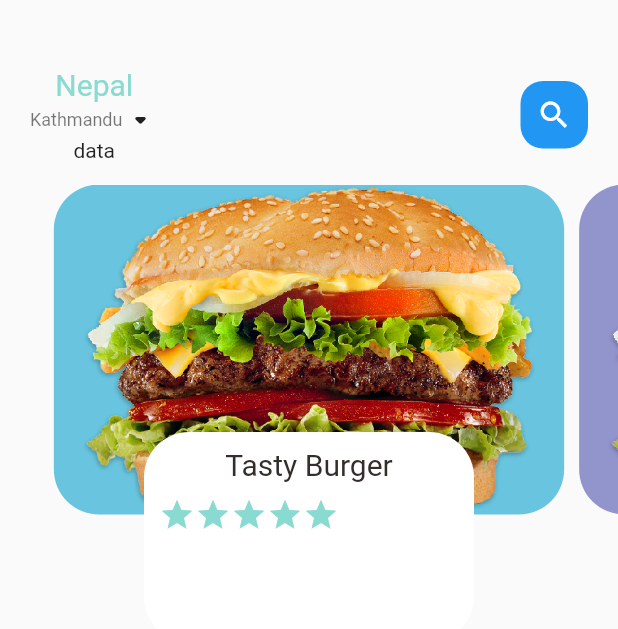
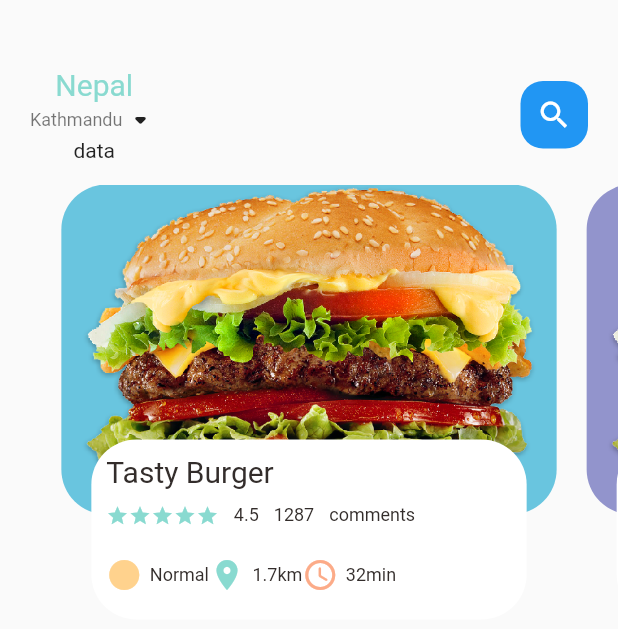
Before and after one commit to samitshrestha29/food-delivery-app, a Flutter app: the screen it shows after launch, on a phone screen of 412 x 824 dp. Shown: the top 629 px of the screen. Run offline on Flutter 3.47's test engine with Material 2 defaults, Android fonts, the phone set to English and light mode, and no system bars.

Commit message:
added icon and text widget

```diff
--- a/lib/home/food_page_body.dart
+++ b/lib/home/food_page_body.dart
@@ -1,6 +1,8 @@
 import 'package:flutter/material.dart';
 import 'package:food_delivery/utils/colors.dart';
 import 'package:food_delivery/widgets/big_text.dart';
+import 'package:food_delivery/widgets/icon_and_text_widget.dart';
+import 'package:food_delivery/widgets/small_text.dart';
 
 class FoodPageBody extends StatefulWidget {
   const FoodPageBody({super.key});
@@ -28,7 +30,7 @@ class _FoodPageBodyState extends State<FoodPageBody> {
       children: [
         Container(
           height: 220,
-          margin: const EdgeInsets.only(left: 5, right: 5),
+          margin: const EdgeInsets.only(left: 10, right: 10),
           decoration: BoxDecoration(
               borderRadius: BorderRadius.circular(30),
               color: index.isEven
@@ -42,9 +44,8 @@ class _FoodPageBodyState extends State<FoodPageBody> {
         Align(
           alignment: Alignment.bottomCenter,
           child: Container(
-              height: 140,
-              width: 220,
-              margin: const EdgeInsets.only(left: 30, right: 30, bottom: 15),
+              height: 120,
+              margin: const EdgeInsets.only(left: 30, right: 30, bottom: 30),
               decoration: BoxDecoration(
                 borderRadius: BorderRadius.circular(30),
                 color: Colors.white,
@@ -56,6 +57,7 @@ class _FoodPageBodyState extends State<FoodPageBody> {
                   right: 10,
                 ),
                 child: Column(
+                  crossAxisAlignment: CrossAxisAlignment.start,
                   children: [
                     BigText(text: "Tasty Burger"),
                     const SizedBox(height: 10),
@@ -67,9 +69,33 @@ class _FoodPageBodyState extends State<FoodPageBody> {
                             (index) => const Icon(
                               Icons.star,
                               color: AppColors.mainColor,
+                              size: 15,
                             ),
                           ),
                         ),
+                        const SizedBox(width: 10),
+                        SmallText(text: "4.5"),
+                        const SizedBox(width: 10),
+                        SmallText(text: "1287"),
+                        const SizedBox(width: 10),
+                        SmallText(text: "comments")
+                      ],
+                    ),
+                    const SizedBox(height: 20),
+                    Row(
+                      children: const [
+                        IconAndTextWidget(
+                            icon: Icons.circle_sharp,
+                            text: "Normal",
+                            iconColor: AppColors.iconColor1),
+                        IconAndTextWidget(
+                            icon: Icons.location_on,
+                            text: "1.7km",
+                            iconColor: AppColors.mainColor),
+                        IconAndTextWidget(
+                            icon: Icons.access_time_rounded,
+                            text: "32min",
+                            iconColor: AppColors.iconColor2),
                       ],
                     )
                   ],
--- /dev/null
+++ b/lib/widgets/icon_and_text_widget.dart
@@ -0,0 +1,33 @@
+// ignore_for_file: public_member_api_docs, sort_constructors_first
+import 'package:flutter/material.dart';
+import 'package:food_delivery/widgets/small_text.dart';
+
+class IconAndTextWidget extends StatelessWidget {
+  final IconData icon;
+  final String text;
+  final Color iconColor;
+  const IconAndTextWidget({
+    Key? key,
+    required this.icon,
+    required this.text,
+    required this.iconColor,
+  }) : super(key: key);
+
+  @override
+  Widget build(BuildContext context) {
+    return Row(
+      children: [
+        Icon(
+          icon,
+          color: iconColor,
+        ),
+        const SizedBox(
+          width: 5,
+        ),
+        SmallText(
+          text: text,
+        )
+      ],
+    );
+  }
+}
```
